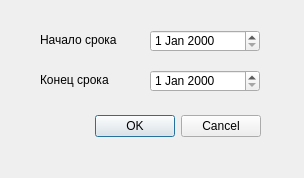
Above: widget_dates.ui from feranic12/PayPlanner before the change. Below: the same form after it.
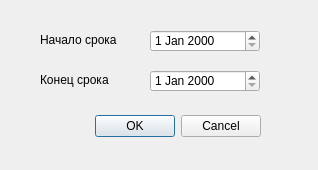
That is the form after the change.

```diff
--- a/widget_dates.ui
+++ b/widget_dates.ui
@@ -6,8 +6,8 @@
    <rect>
     <x>0</x>
     <y>0</y>
-    <width>304</width>
-    <height>178</height>
+    <width>318</width>
+    <height>170</height>
    </rect>
   </property>
   <property name="windowTitle">
```
